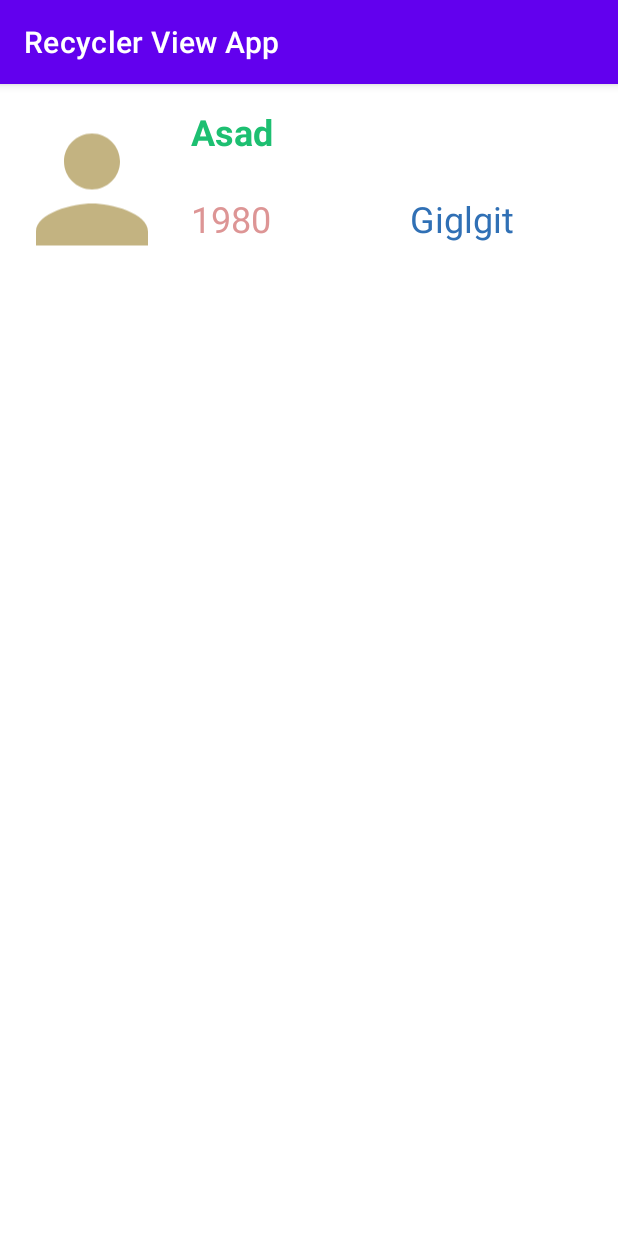
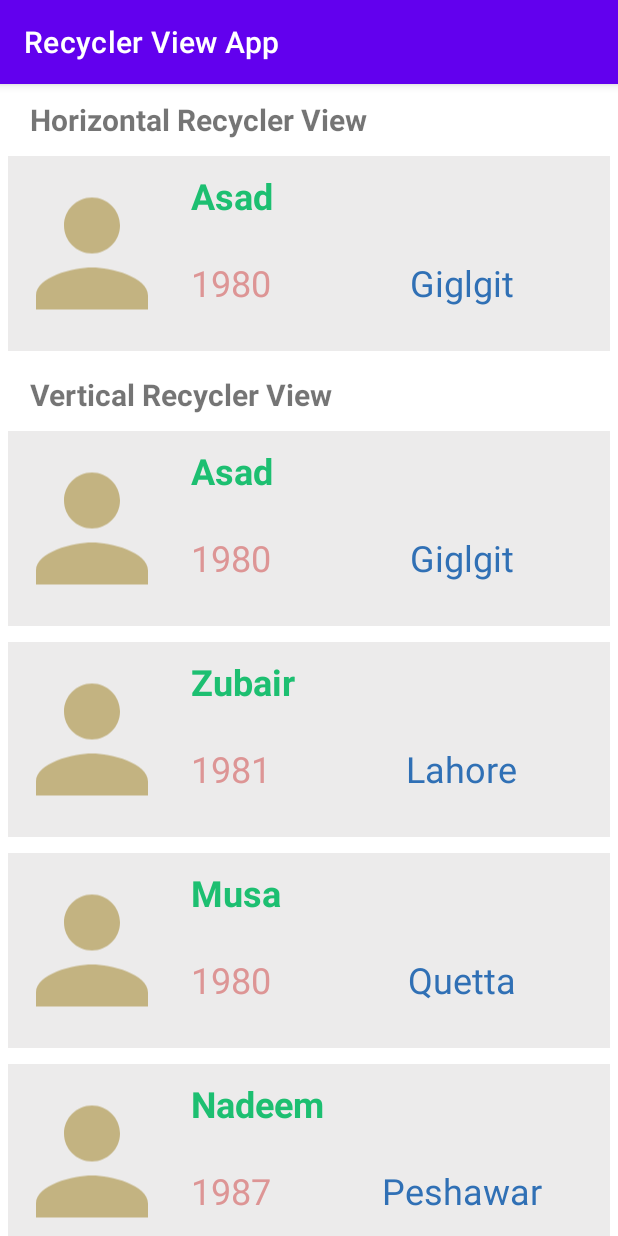
Before and after one commit to imnaeem/RecyclerViewApp, an Android app: the screen it shows after launch (MainActivity), on a phone screen of 412 x 824 dp. Run offline under Robolectric (Android 15) with nearby library versions, the phone set to English and light mode, and no system bars.

Commit message:
H and V Recycler View Completed

```diff
--- a/app/src/main/java/com/example/recyclerviewapp/MainActivity.java
+++ b/app/src/main/java/com/example/recyclerviewapp/MainActivity.java
@@ -12,10 +12,6 @@ import java.util.Arrays;
 import java.util.List;
 
 public class MainActivity extends AppCompatActivity {
-
-    private RecyclerView recyclerView;
-    private RecyclerView.Adapter adapter;
-    private RecyclerView.LayoutManager layoutManager;
 
     List<Friend> friendsList = new ArrayList<>();
 
@@ -36,20 +32,26 @@ public class MainActivity extends AppCompatActivity {
         Friend f10 = new Friend(11, "Junaid", 1977, "Islamabad", R.drawable.person);
         Friend f11 = new Friend(12, "Waseem", 1967, "Rawalpindi", R.drawable.person);
 
-        friendsList.addAll(Arrays.asList(new
-                Friend[]{f0, f1, f2, f3, f4, f5, f6, f7, f8, f9, f10, f11, f0, f1, f2, f3, f4, f5, f6, f7, f8, f9, f10, f11, f0, f1, f2, f3, f4, f5, f6, f7, f8, f9, f10, f11}));
+        friendsList.addAll(Arrays.asList(f0, f1, f2, f3, f4, f5, f6, f7, f8, f9, f10, f11, f0, f1, f2, f3, f4, f5, f6, f7, f8, f9, f10, f11, f0, f1, f2, f3, f4, f5, f6, f7, f8, f9, f10, f11));
 
-        recyclerView = findViewById(R.id.myRecyclerView);
-        recyclerView.setHasFixedSize(true);
-        layoutManager = new LinearLayoutManager(MainActivity.this);
-        recyclerView.setLayoutManager(layoutManager);
-        adapter = new myRecyclerViewAdapter(friendsList);
+        RecyclerView recyclerView = findViewById(R.id.myRecyclerView);
+        //recyclerView.setHasFixedSize(true);
+
+        RecyclerView.Adapter adapter = new myRecyclerViewAdapter(friendsList);
         recyclerView.setAdapter(adapter);
 
-        layoutManager = new LinearLayoutManager(MainActivity.this, LinearLayoutManager.HORIZONTAL, false);
-        //layoutManager = new LinearLayoutManager(MainActivity.this, LinearLayoutManager.VERTICAL, false);
+        RecyclerView.LayoutManager layoutManager = new LinearLayoutManager(MainActivity.this, LinearLayoutManager.HORIZONTAL, false);
+        recyclerView.setLayoutManager(layoutManager);
+
+        RecyclerView recyclerView2 = findViewById(R.id.myRecyclerView2);
+        recyclerView2.setAdapter(adapter);
+
+        RecyclerView.LayoutManager layoutManager2 = new LinearLayoutManager(MainActivity.this);
+        recyclerView2.setLayoutManager(layoutManager2);
+
         //GridLayoutManager layoutManagerGrid = new GridLayoutManager(this, 2);
-        recyclerView.setLayoutManager(layoutManager);
+        //recyclerView.setLayoutManager(layoutManager);
+
 
     }
 }
--- a/app/src/main/res/layout/activity_main.xml
+++ b/app/src/main/res/layout/activity_main.xml
@@ -7,10 +7,42 @@
     tools:context=".MainActivity">
 
     <androidx.recyclerview.widget.RecyclerView
+        android:id="@+id/myRecyclerView2"
+        android:layout_width="match_parent"
+        android:layout_height="wrap_content"
+        android:layout_marginTop="5dp"
+        app:layout_constraintStart_toStartOf="parent"
+        app:layout_constraintTop_toBottomOf="@+id/textView2" />
+
+    <androidx.recyclerview.widget.RecyclerView
         android:id="@+id/myRecyclerView"
         android:layout_width="match_parent"
         android:layout_height="wrap_content"
-        android:layout_margin="5dp"
+        android:layout_marginTop="5dp"
+        app:layout_constraintStart_toStartOf="parent"
+        app:layout_constraintTop_toBottomOf="@+id/textView" />
+
+    <TextView
+        android:id="@+id/textView"
+        android:layout_width="wrap_content"
+        android:layout_height="wrap_content"
+        android:layout_marginStart="20dp"
+        android:layout_marginTop="10dp"
+        android:text="Horizontal Recycler View"
+        android:textSize="20sp"
+        android:textStyle="bold"
         app:layout_constraintStart_toStartOf="parent"
         app:layout_constraintTop_toTopOf="parent" />
+
+    <TextView
+        android:id="@+id/textView2"
+        android:layout_width="wrap_content"
+        android:layout_height="wrap_content"
+        android:layout_marginStart="20dp"
+        android:layout_marginTop="10dp"
+        android:text="Vertical Recycler View"
+        android:textSize="20sp"
+        android:textStyle="bold"
+        app:layout_constraintStart_toStartOf="parent"
+        app:layout_constraintTop_toBottomOf="@+id/myRecyclerView" />
 </androidx.constraintlayout.widget.ConstraintLayout>
--- a/app/src/main/res/layout/itemview.xml
+++ b/app/src/main/res/layout/itemview.xml
@@ -3,11 +3,13 @@
     xmlns:app="http://schemas.android.com/apk/res-auto"
     xmlns:tools="http://schemas.android.com/tools"
     android:layout_width="match_parent"
-    android:layout_height="match_parent">
+    android:layout_height="wrap_content"
+    android:layout_margin="5dp">
 
     <LinearLayout
         android:layout_width="match_parent"
         android:layout_height="wrap_content"
+        android:background="#ECEBEB"
         android:orientation="horizontal"
         app:layout_constraintStart_toStartOf="parent"
         app:layout_constraintTop_toTopOf="parent">
```
